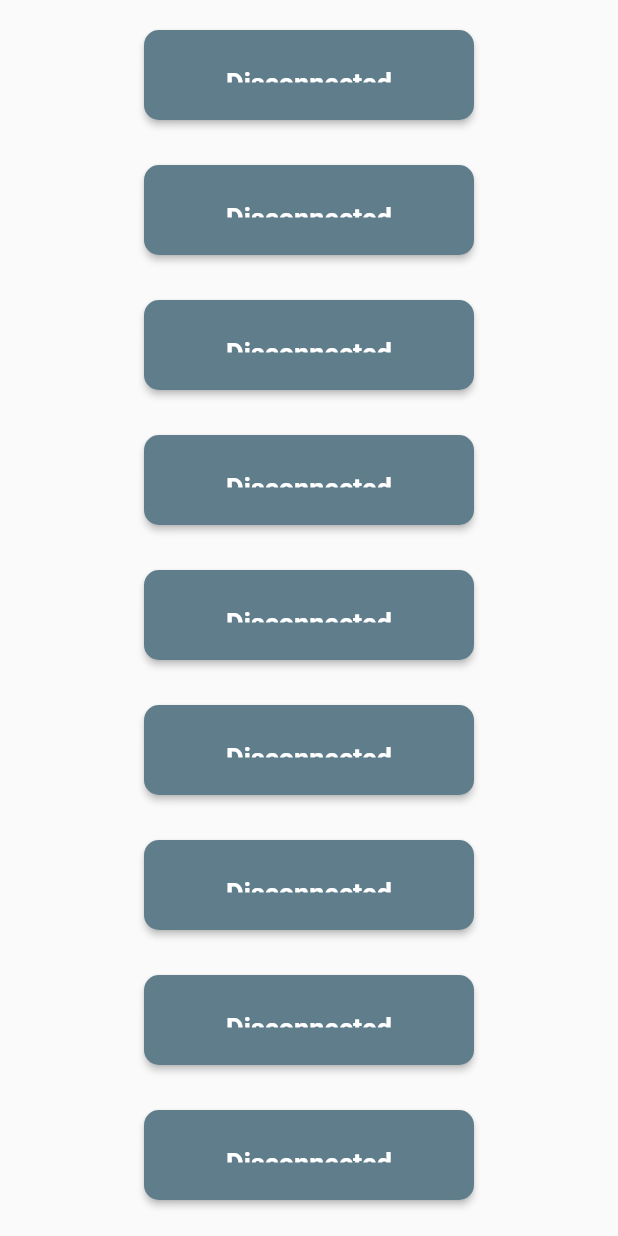
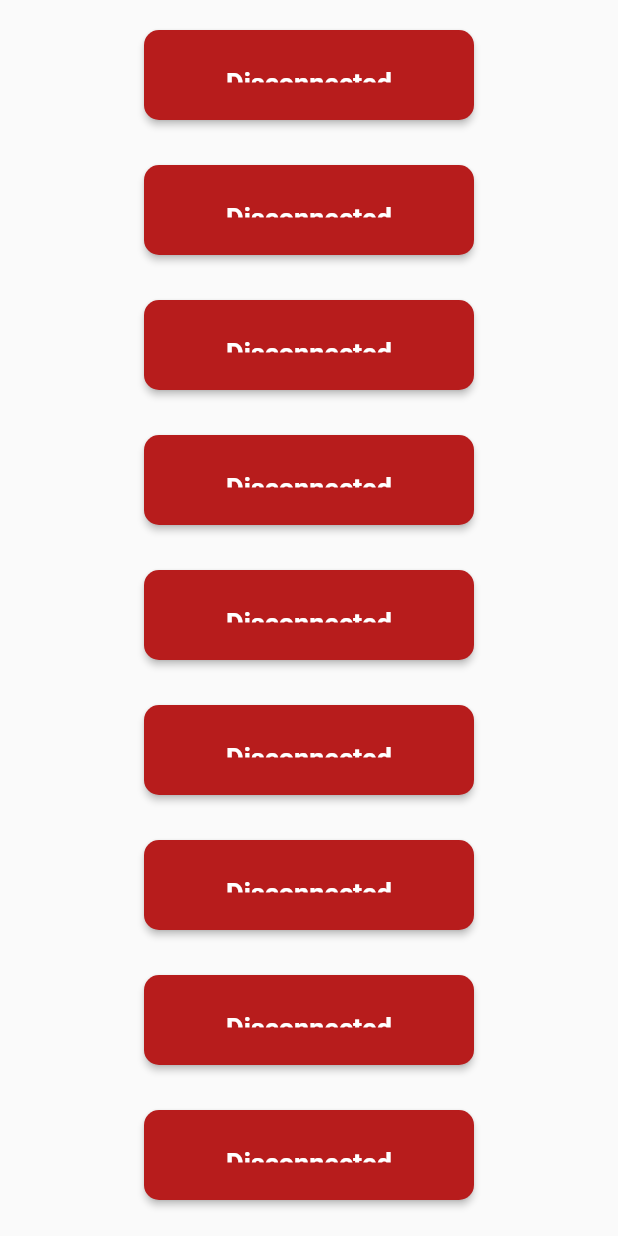
Before and after one commit to likeca/Wemo, a Flutter app: the screen it shows after launch, on a phone screen of 412 x 824 dp. Run offline on Flutter 3.47's test engine with Material 2 defaults, Android fonts, the phone set to English and light mode, and no system bars; network calls fail.

Commit message:
update disconnected color

```diff
--- a/lib/main.dart
+++ b/lib/main.dart
@@ -76,7 +76,11 @@ class _MyHomePageState extends State<MyHomePage> {
                               borderRadius: BorderRadius.circular(10), // <-- Radius
                             ),
                             fixedSize: const Size(220, 60),
-                            backgroundColor: (devices[i]['switchState'] == '0' || devices[i]['switchState'] == '-1') ? Colors.blueGrey : Colors.blue),
+                            backgroundColor: (devices[i]['switchState'] == '0')
+                                ? Colors.blueGrey
+                                : (devices[i]['switchState'] == '-1')
+                                    ? Colors.red[900]
+                                    : Colors.blue),
                         child: Text('${devices[i]['name']}', style: const TextStyle(fontWeight: FontWeight.w600)),
                       )
                   ],
```
